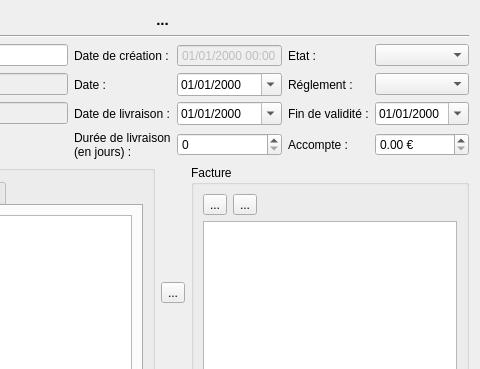
The window that src/dialoginvoice.ui (cfdev/mcercle) describes before a commit, drawn with Qt 5; both pictures show x 155 to 635 and y 0 to 369 of the 635 by 484 pixel window.
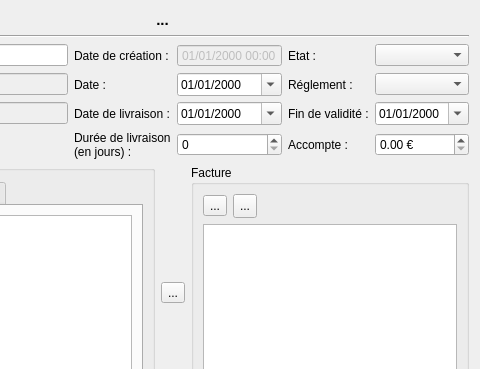
The same window after the commit. Icons and pictures are not drawn.

Diff of the .ui file:
```diff
--- a/src/dialoginvoice.ui
+++ b/src/dialoginvoice.ui
@@ -366,6 +366,12 @@
             </item>
             <item>
              <widget class="QToolButton" name="toolButton_rm">
+              <property name="minimumSize">
+               <size>
+                <width>24</width>
+                <height>24</height>
+               </size>
+              </property>
               <property name="toolTip">
                <string>Supprimer un article</string>
               </property>
```
Left out of the diff: 2 changed lines with no effect on the pictures.
